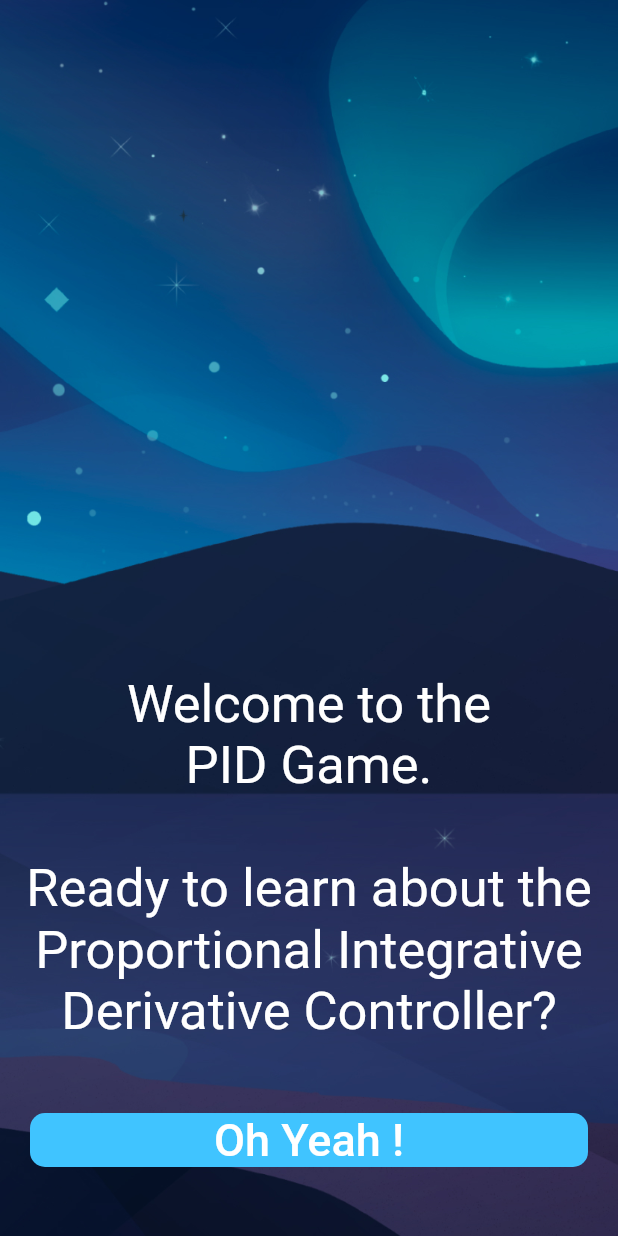
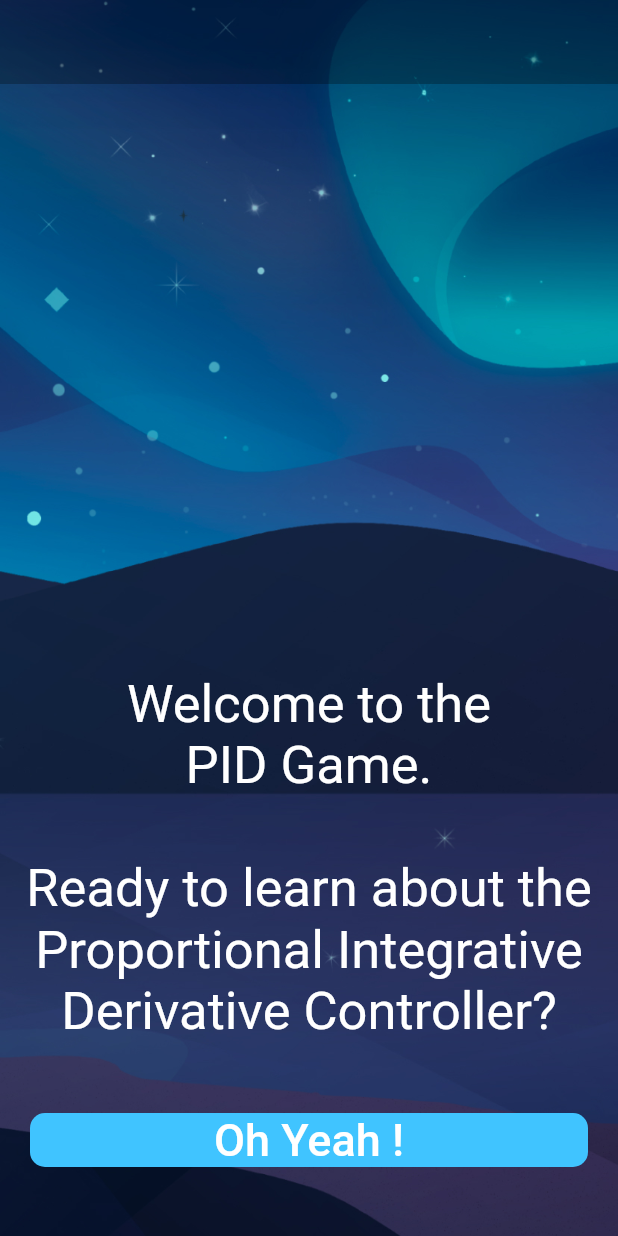
Before and after one commit to Yaa-ai-Public/PID_Controller_Game, a Flutter app: the screen it shows after launch, on a phone screen of 412 x 824 dp. Run offline on Flutter 3.47's test engine with Material 2 defaults, Android fonts, the phone set to English and light mode, and no system bars; our stand-ins replace google_fonts, just_audio.

Commit message:
one dot drawn

```diff
--- a/lib/landing_page.dart
+++ b/lib/landing_page.dart
@@ -24,6 +24,22 @@ class _LandingPageState extends State<LandingPage> {
   @override
   Widget build(BuildContext context) {
     return Scaffold(
+      extendBodyBehindAppBar: true,
+      appBar: AppBar(
+        backgroundColor: Color(0x44000000),
+        elevation: 0,
+        title: CustomPaint(
+          painter: PageIndicatorPainter(
+            pageCount: 4,
+            dotRadius: 10,
+            dotOutlineThickness: 3,
+            spacing: 25,
+            dotFillColor: const Color(0x0F0000000),
+            dotOutlineColor: const Color(0x20000000),
+          ),
+        ),
+        foregroundColor: Colors.white,
+      ),
       body: Container(
         decoration: BoxDecoration(
           image: DecorationImage(
@@ -77,3 +93,41 @@ class _LandingPageState extends State<LandingPage> {
     );
   }
 }
+
+class PageIndicatorPainter extends CustomPainter {
+
+  PageIndicatorPainter({
+    @required this.pageCount,
+    @required this.dotRadius,
+    @required this.dotOutlineThickness,
+    @required this.spacing,
+    @required dotFillColor,
+    @required dotOutlineColor,
+  }) :  dotFillPaint = Paint()..color = dotFillColor,
+        dotOutlinePaint = Paint()..color = dotOutlineColor;
+
+  final int pageCount;
+  final double dotRadius;
+  final double dotOutlineThickness;
+  final double spacing;
+  final Paint dotFillPaint;
+  final Paint dotOutlinePaint;
+
+  @override
+  void paint(Canvas canvas, Size size) {
+    final Offset center = size.center(Offset.zero);
+    final double totalWidth = (pageCount * (2 * dotRadius)) + ((pageCount - 1) * spacing);
+    final Offset leftDotCenter = center.translate((-totalWidth / 2) + dotRadius, 0);
+
+    _drawDot(canvas, leftDotCenter);
+  }
+
+  void _drawDot(Canvas canvas, Offset dotCenter) {
+    canvas.drawCircle(dotCenter, dotRadius, dotFillPaint);
+  }
+
+  @override
+  bool shouldRepaint(CustomPainter oldDelegate) {
+    return true;
+  }
+}
```
